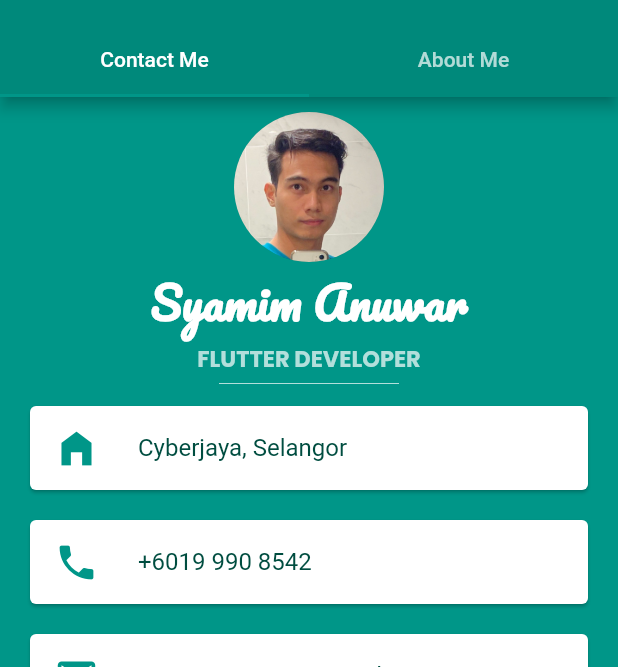
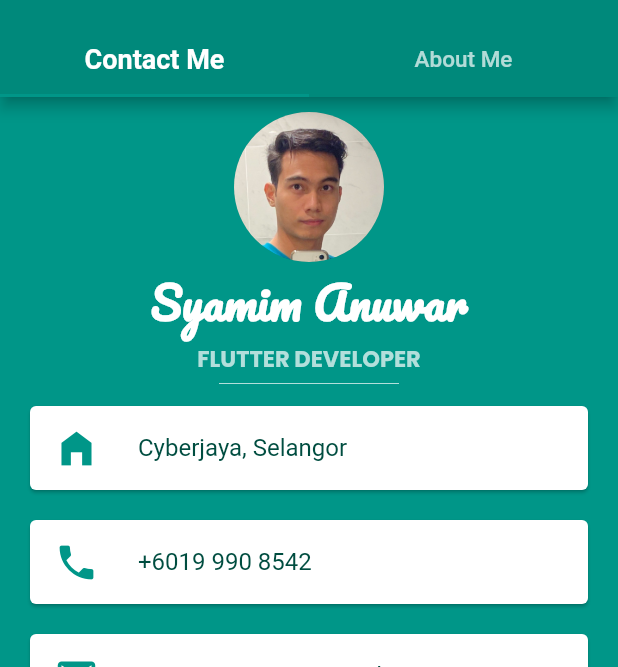
Before and after one commit to syamimanuwar/resumesyamim, a Flutter app: the HomeScreen screen opened directly, in the side drawer, after a tap on "My Profile", on a phone screen of 412 x 824 dp, the part 59-726 px from its top. Run offline on Flutter 3.47's test engine with Material 2 defaults, Android fonts, the phone set to English and light mode, and no system bars; our stand-ins replace fluttertoast.

Commit message:
commit on 1.51am 13/05/2022

```diff
--- a/lib/main.dart
+++ b/lib/main.dart
@@ -11,6 +11,7 @@ class MyApp extends StatelessWidget {
   @override
   Widget build(BuildContext context) {
     return MaterialApp(
+      debugShowCheckedModeBanner: false,
       title: 'Resume Syamim',
       theme: ThemeData(
         primarySwatch: Colors.teal,
--- a/lib/screen/custom_drawer.dart
+++ b/lib/screen/custom_drawer.dart
@@ -1,4 +1,5 @@
 import 'package:flutter/material.dart';
+import 'package:resume_syamim/screen/login_screen.dart';
 import 'educational_history.dart';
 import 'hire_me.dart';
 import 'home_screen.dart';
@@ -122,6 +123,20 @@ class CustomDrawer extends StatelessWidget {
               ),
             ),
           ),
+          Expanded(
+            child: Align(
+              alignment: FractionalOffset.bottomCenter,
+            ),
+          ),
+          _buildDrawerOption(
+            Icon(Icons.directions_run),
+            'Logout',
+            () => Navigator.of(context).pushReplacement(
+              MaterialPageRoute(
+                builder: (context) => LoginScreen(),
+              ),
+            ),
+          ),
         ],
       ),
     );
--- a/lib/screen/data.dart
+++ b/lib/screen/data.dart
@@ -103,6 +103,7 @@ class Attribute {
 }
 
 final List<Attribute> attribute = [
+  _Attribute0,
   _Attribute1,
   _Attribute2,
   _Attribute3,
@@ -115,6 +116,11 @@ final List<Attribute> attribute = [
   _Attribute10,
   _Attribute11,
 ];
+
+final _Attribute0 = Attribute(
+  name: 'EAGER TO CODE',
+  details: 'SELF-TAUGHT PROGRAMMER WHO HAVE BASIC IN FLUTTER AND GIT',
+);
 
 final _Attribute1 = Attribute(
   name: 'LOCATION',
--- a/lib/screen/home_screen.dart
+++ b/lib/screen/home_screen.dart
@@ -16,13 +16,11 @@ class HomeScreen extends StatelessWidget {
       backgroundColor: Colors.teal,
       appBar: AppBar(
         title: Text('Home'),
-        backgroundColor: Colors.teal.shade600,
+        backgroundColor: Color.fromRGBO(255, 128, 80, 1),
       ),
       drawer: CustomDrawer(),
       body: Center(
-        child: Column(
-          mainAxisAlignment: MainAxisAlignment.center,
-          children: [
+        child: Column(mainAxisAlignment: MainAxisAlignment.center, children: [
           ElevatedButton(
             onPressed: () {
               Navigator.push(
@@ -32,16 +30,22 @@ class HomeScreen extends StatelessWidget {
                 ),
               );
             },
-              child: Text('My Profile'),
+            child: Text(
+              'My Profile',
+              style: TextStyle(
+                fontWeight: FontWeight.bold,
+                fontSize: 18.0,
+              ),
+            ),
             style: ElevatedButton.styleFrom(
               fixedSize: Size(200, 50),
-                primary: Colors.white60,
+              primary: Color.fromRGBO(255, 128, 80, 1),
               shape: BeveledRectangleBorder(
                 borderRadius: BorderRadius.circular(10),
               ),
             ),
           ),
-            SizedBox(height: 20.0),
+          SizedBox(height: 30.0),
           ElevatedButton(
             onPressed: () {
               Navigator.push(
@@ -51,16 +55,22 @@ class HomeScreen extends StatelessWidget {
                 ),
               );
             },
-              child: Text('Work Experiences'),
+            child: Text(
+              'Work Experiences',
+              style: TextStyle(
+                fontWeight: FontWeight.bold,
+                fontSize: 18.0,
+              ),
+            ),
             style: ElevatedButton.styleFrom(
               fixedSize: Size(200, 50),
-                primary: Colors.white60,
+              primary: Color.fromRGBO(255, 128, 80, 1),
               shape: BeveledRectangleBorder(
                 borderRadius: BorderRadius.circular(10),
               ),
             ),
           ),
-            SizedBox(height: 20.0),
+          SizedBox(height: 30.0),
           ElevatedButton(
             onPressed: () {
               Navigator.push(
@@ -70,16 +80,23 @@ class HomeScreen extends StatelessWidget {
                 ),
               );
             },
-              child: Text('Educational History'),
+            child: Text(
+              'Educational History',
+              textAlign: TextAlign.center,
+              style: TextStyle(
+                fontWeight: FontWeight.bold,
+                fontSize: 18.0,
+              ),
+            ),
             style: ElevatedButton.styleFrom(
               fixedSize: Size(200, 50),
-                primary: Colors.white60,
+              primary: Color.fromRGBO(255, 128, 80, 1),
               shape: BeveledRectangleBorder(
                 borderRadius: BorderRadius.circular(10),
               ),
             ),
           ),
-            SizedBox(height: 20.0),
+          SizedBox(height: 30.0),
           ElevatedButton(
             onPressed: () {
               Navigator.push(
@@ -89,36 +106,23 @@ class HomeScreen extends StatelessWidget {
                 ),
               );
             },
-              child: Text('Why You Should Hire Me'),
+            child: Text(
+              'Why You Should Hire Me',
+              textAlign: TextAlign.center,
+              style: TextStyle(
+                fontWeight: FontWeight.bold,
+                fontSize: 18.0,
+              ),
+            ),
             style: ElevatedButton.styleFrom(
               fixedSize: Size(200, 50),
-                primary: Colors.white60,
+              primary: Color.fromRGBO(255, 128, 80, 1),
               shape: BeveledRectangleBorder(
                 borderRadius: BorderRadius.circular(10),
               ),
             ),
           ),
-            SizedBox(height: 20.0),
-            ElevatedButton(
-              onPressed: () {
-                Navigator.push(
-                  context,
-                  MaterialPageRoute(
-                    builder: (context) => LoginScreen(),
-                  ),
-                );
-              },
-              child: Text('Login Page'),
-              style: ElevatedButton.styleFrom(
-                fixedSize: Size(200, 50),
-                primary: Colors.white60,
-                shape: BeveledRectangleBorder(
-                  borderRadius: BorderRadius.circular(10),
-                ),
-              ),
-            ),
-          ],
-        ),
+        ]),
       ),
     );
   }
--- a/lib/screen/login_screen.dart
+++ b/lib/screen/login_screen.dart
@@ -218,10 +218,8 @@ class _LoginScreenState extends State<LoginScreen> {
                     begin: Alignment.topCenter,
                     end: Alignment.bottomCenter,
                     colors: [
-                      Color(0x665ac18e),
-                      Color(0x995ac18e),
-                      Color(0xcc5ac18e),
-                      Color(0xff5ac18e),
+                      Color.fromRGBO(0, 191, 143, 1),
+                      Color.fromRGBO(0, 21, 16, 1),
                     ],
                   ),
                 ),
--- a/lib/screen/my_profile.dart
+++ b/lib/screen/my_profile.dart
@@ -16,6 +16,11 @@ class _MyProfileState extends State<MyProfile> {
               title: Text('My Profile'),
               backgroundColor: Colors.teal.shade600,
               bottom: TabBar(
+                labelStyle: TextStyle(
+                  fontSize: 18.0,
+                  fontWeight: FontWeight.w600,
+                ),
+                unselectedLabelStyle: TextStyle(fontSize: 15.0),
                 tabs: <Widget>[
                   Tab(text: 'Contact Me'),
                   Tab(text: 'About Me'),
```
Also changed, not shown: lib/screen/educational_history.dart (+4 -4 lines), lib/screen/hire_me.dart (+13 -13 lines). Lines whose indentation alone changed are shown as unchanged.
